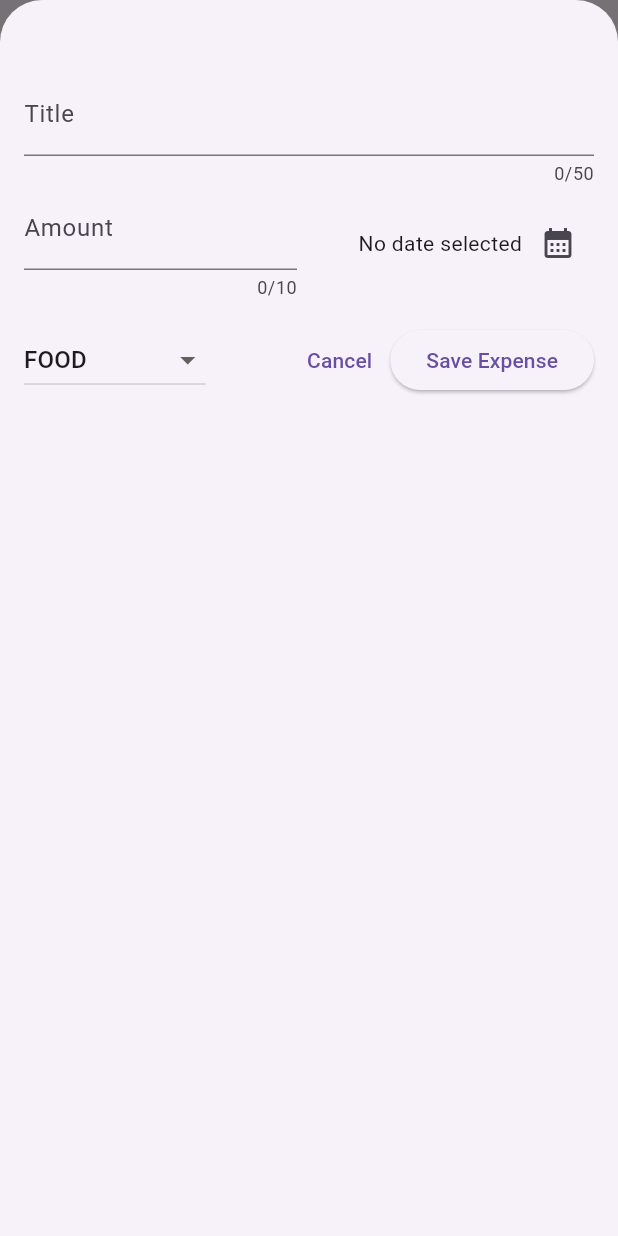
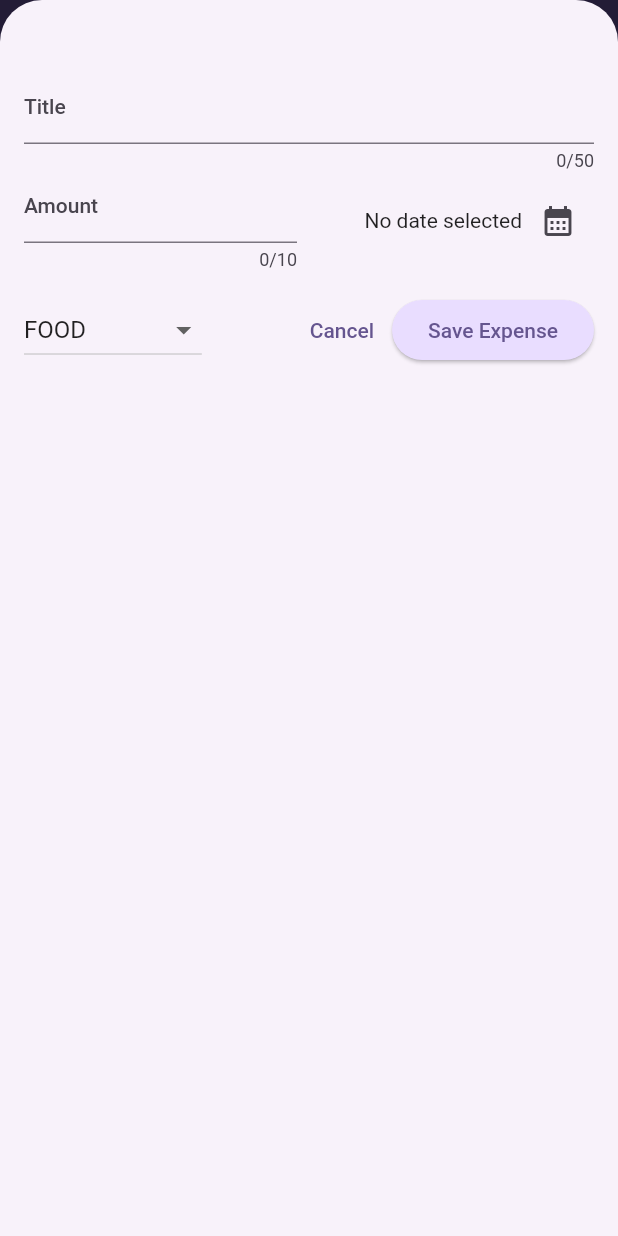
Before and after one commit to hariananthaa/expense_tracker, a Flutter app: the screen it shows after launch, after a tap on the "add" icon, on a phone screen of 412 x 824 dp. Run offline on Flutter 3.47's test engine with Material 2 defaults, Android fonts, the phone set to English and light mode, and no system bars.

Commit message:
Adding Theme, Snackbar, Charts

```diff
--- a/lib/expenses.dart
+++ b/lib/expenses.dart
@@ -1,3 +1,4 @@
+import 'package:expense_tracker/widgets/chart/chart.dart';
 import 'package:expense_tracker/widgets/expenses_list.dart';
 import 'package:expense_tracker/models/expense.dart';
 import 'package:expense_tracker/widgets/new_expense.dart';
@@ -47,13 +48,38 @@ class _ExpensesState extends State<Expenses> {
   }
 
   void _removeExpense(Expense expense) {
+    final expenseIndex = _registeredExpenses.indexOf(expense);
     setState(() {
       _registeredExpenses.remove(expense);
     });
+    ScaffoldMessenger.of(context).clearSnackBars();
+    ScaffoldMessenger.of(context).showSnackBar(
+      SnackBar(
+        duration: const Duration(seconds: 3),
+        content: const Text("Expense deleted."),
+        action: SnackBarAction(
+          label: "Undo",
+          onPressed: () {
+            setState(() {
+              _registeredExpenses.insert(expenseIndex, expense);
+            });
+          },
+        ),
+      ),
+    );
   }
 
   @override
   Widget build(BuildContext context) {
+    Widget mainContent = const Center(
+      child: Text("No expenses found. Start adding some!"),
+    );
+    if (_registeredExpenses.isNotEmpty) {
+      mainContent = ExpensesList(
+        expenses: _registeredExpenses,
+        onRemoveExpense: _removeExpense,
+      );
+    }
     return Scaffold(
       appBar: AppBar(
         centerTitle: false,
@@ -67,12 +93,10 @@ class _ExpensesState extends State<Expenses> {
       ),
       body: Column(
         children: [
-          const Text('The chart'),
+          Chart(expenses: _registeredExpenses),
           Expanded(
-              child: ExpensesList(
-            expenses: _registeredExpenses,
-            onRemoveExpense: _removeExpense,
-          ))
+            child: mainContent,
+          )
         ],
       ),
     );
--- a/lib/main.dart
+++ b/lib/main.dart
@@ -1,9 +1,56 @@
 import 'package:expense_tracker/expenses.dart';
 import 'package:flutter/material.dart';
 
+var kColorScheme = ColorScheme.fromSeed(
+  seedColor: const Color.fromARGB(255, 96, 59, 181),
+);
+
+var kDarkColorScheme = ColorScheme.fromSeed(
+  brightness: Brightness.dark,
+  seedColor: const Color.fromARGB(255, 5, 99, 125),
+);
+
 void main() {
   runApp(MaterialApp(
-    theme: ThemeData(useMaterial3: true),
+    darkTheme: ThemeData.dark().copyWith(
+      useMaterial3: true,
+      colorScheme: kDarkColorScheme,
+      cardTheme: const CardTheme().copyWith(
+        color: kDarkColorScheme.secondaryContainer,
+        margin: const EdgeInsets.symmetric(horizontal: 16, vertical: 8),
+      ),
+      elevatedButtonTheme: ElevatedButtonThemeData(
+        style: ElevatedButton.styleFrom(
+          backgroundColor: kDarkColorScheme.primaryContainer,
+          foregroundColor: kDarkColorScheme.onPrimaryContainer,
+        ),
+      ),
+    ),
+    theme: ThemeData().copyWith(
+      useMaterial3: true,
+      colorScheme: kColorScheme,
+      appBarTheme: const AppBarTheme().copyWith(
+        backgroundColor: kColorScheme.onPrimaryContainer,
+        foregroundColor: kColorScheme.primaryContainer,
+      ),
+      cardTheme: const CardTheme().copyWith(
+        color: kColorScheme.secondaryContainer,
+        margin: const EdgeInsets.symmetric(horizontal: 16, vertical: 8),
+      ),
+      elevatedButtonTheme: ElevatedButtonThemeData(
+        style: ElevatedButton.styleFrom(
+          backgroundColor: kColorScheme.primaryContainer,
+        ),
+      ),
+      textTheme: ThemeData().textTheme.copyWith(
+            titleLarge: TextStyle(
+              fontWeight: FontWeight.bold,
+              color: kColorScheme.onSecondaryContainer,
+              fontSize: 16,
+            ),
+          ),
+    ),
+    themeMode: ThemeMode.system,
     // debugShowCheckedModeBanner: false,
     home: const Expenses(),
   ));
--- a/lib/models/expense.dart
+++ b/lib/models/expense.dart
@@ -34,3 +34,26 @@ class Expense {
     return formatter.format(date);
   }
 }
+
+class ExpenseBucket {
+  const ExpenseBucket({
+    required this.category,
+    required this.expenses,
+  });
+
+  ExpenseBucket.forCategory(List<Expense> allExpenses, this.category)
+      : expenses = allExpenses
+            .where((expense) => expense.category == category)
+            .toList();
+
+  final Category category;
+  final List<Expense> expenses;
+
+  double get totalExpenses {
+    double sum = 0;
+    for (final expense in expenses) {
+      sum += expense.amount;
+    }
+    return sum;
+  }
+}
--- /dev/null
+++ b/lib/widgets/chart/chart.dart
@@ -0,0 +1,95 @@
+import 'package:flutter/material.dart';
+
+import 'package:expense_tracker/widgets/chart/chart_bar.dart';
+import 'package:expense_tracker/models/expense.dart';
+
+class Chart extends StatelessWidget {
+  const Chart({super.key, required this.expenses});
+
+  final List<Expense> expenses;
+
+  List<ExpenseBucket> get buckets {
+    return [
+      ExpenseBucket.forCategory(expenses, Category.food),
+      ExpenseBucket.forCategory(expenses, Category.electricity),
+      ExpenseBucket.forCategory(expenses, Category.travel),
+      ExpenseBucket.forCategory(expenses, Category.mobile),
+    ];
+  }
+
+  double get maxTotalExpense {
+    double maxTotalExpense = 0;
+
+    for (final bucket in buckets) {
+      if (bucket.totalExpenses > maxTotalExpense) {
+        maxTotalExpense = bucket.totalExpenses;
+      }
+    }
+
+    return maxTotalExpense;
+  }
+
+  @override
+  Widget build(BuildContext context) {
+    final isDarkMode =
+        MediaQuery.of(context).platformBrightness == Brightness.dark;
+    return Container(
+      margin: const EdgeInsets.all(16),
+      padding: const EdgeInsets.symmetric(
+        vertical: 16,
+        horizontal: 8,
+      ),
+      width: double.infinity,
+      height: 180,
+      decoration: BoxDecoration(
+        borderRadius: BorderRadius.circular(8),
+        gradient: LinearGradient(
+          colors: [
+            Theme.of(context).colorScheme.primary.withOpacity(0.3),
+            Theme.of(context).colorScheme.primary.withOpacity(0.0)
+          ],
+          begin: Alignment.bottomCenter,
+          end: Alignment.topCenter,
+        ),
+      ),
+      child: Column(
+        children: [
+          Expanded(
+            child: Row(
+              crossAxisAlignment: CrossAxisAlignment.end,
+              children: [
+                for (final bucket in buckets) // alternative to map()
+                  ChartBar(
+                    fill: bucket.totalExpenses == 0
+                        ? 0
+                        : bucket.totalExpenses / maxTotalExpense,
+                  )
+              ],
+            ),
+          ),
+          const SizedBox(height: 12),
+          Row(
+            children: buckets
+                .map(
+                  (bucket) => Expanded(
+                    child: Padding(
+                      padding: const EdgeInsets.symmetric(horizontal: 4),
+                      child: Icon(
+                        categoryIcons[bucket.category],
+                        color: isDarkMode
+                            ? Theme.of(context).colorScheme.secondary
+                            : Theme.of(context)
+                                .colorScheme
+                                .primary
+                                .withOpacity(0.7),
+                      ),
+                    ),
+                  ),
+                )
+                .toList(),
+          )
+        ],
+      ),
+    );
+  }
+}
--- /dev/null
+++ b/lib/widgets/chart/chart_bar.dart
@@ -0,0 +1,34 @@
+import 'package:flutter/material.dart';
+
+class ChartBar extends StatelessWidget {
+  const ChartBar({
+    super.key,
+    required this.fill,
+  });
+
+  final double fill;
+
+  @override
+  Widget build(BuildContext context) {
+    final isDarkMode =
+        MediaQuery.of(context).platformBrightness == Brightness.dark;
+    return Expanded(
+      child: Padding(
+        padding: const EdgeInsets.symmetric(horizontal: 4),
+        child: FractionallySizedBox(
+          heightFactor: fill,
+          child: DecoratedBox(
+            decoration: BoxDecoration(
+              shape: BoxShape.rectangle,
+              borderRadius:
+                  const BorderRadius.vertical(top: Radius.circular(8)),
+              color: isDarkMode
+                  ? Theme.of(context).colorScheme.secondary
+                  : Theme.of(context).colorScheme.primary.withOpacity(0.65),
+            ),
+          ),
+        ),
+      ),
+    );
+  }
+}
--- a/lib/widgets/expense_item.dart
+++ b/lib/widgets/expense_item.dart
@@ -15,8 +15,12 @@ class ExpenseItem extends StatelessWidget {
             vertical: 16,
           ),
           child: Column(
+            crossAxisAlignment: CrossAxisAlignment.start,
             children: [
-              Text(expense.title),
+              Text(
+                expense.title,
+                style: Theme.of(context).textTheme.titleLarge,
+              ),
               const SizedBox(
                 height: 4,
               ),
--- a/lib/widgets/expenses_list.dart
+++ b/lib/widgets/expenses_list.dart
@@ -14,6 +14,12 @@ class ExpensesList extends StatelessWidget {
       itemCount: expenses.length,
       itemBuilder: (context, index) {
         return Dismissible(
+          background: Container(
+            color: Theme.of(context).colorScheme.error.withOpacity(0.75),
+            margin: EdgeInsets.symmetric(
+              horizontal: Theme.of(context).cardTheme.margin!.horizontal,
+            ),
+          ),
           key: ValueKey(expenses[index]),
           onDismissed: (direction) {
             onRemoveExpense(expenses[index]);
```
